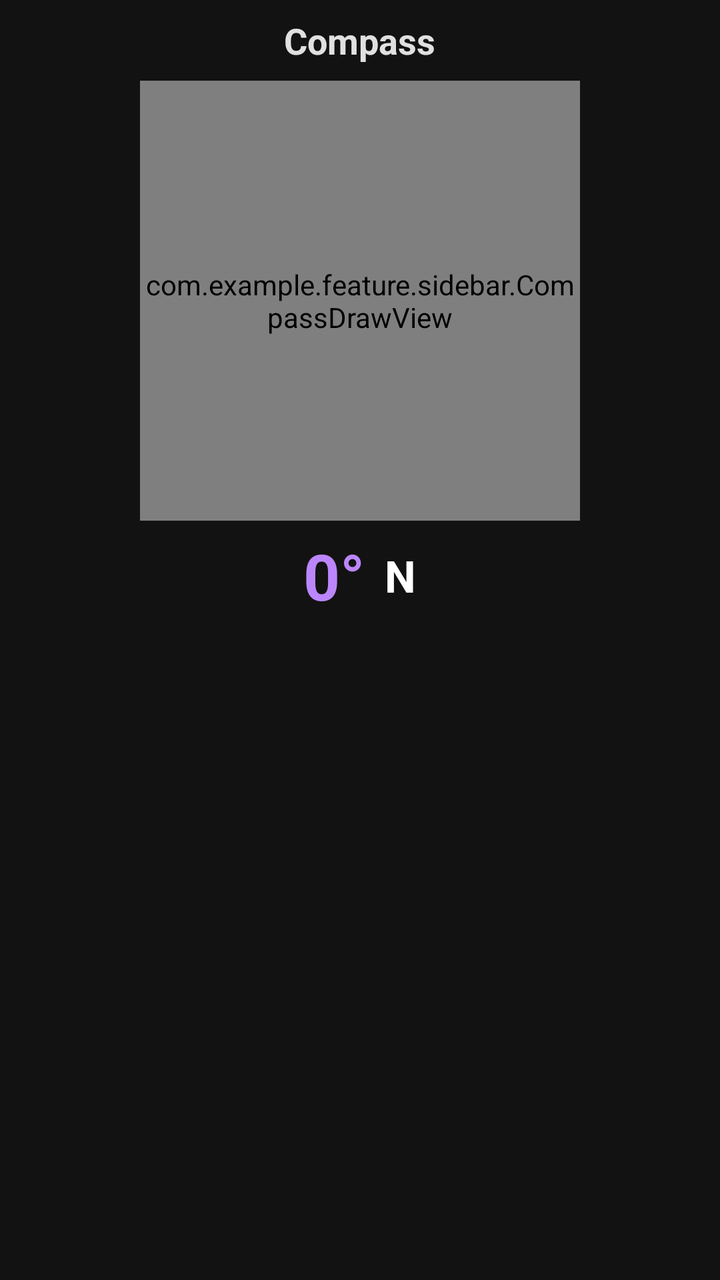
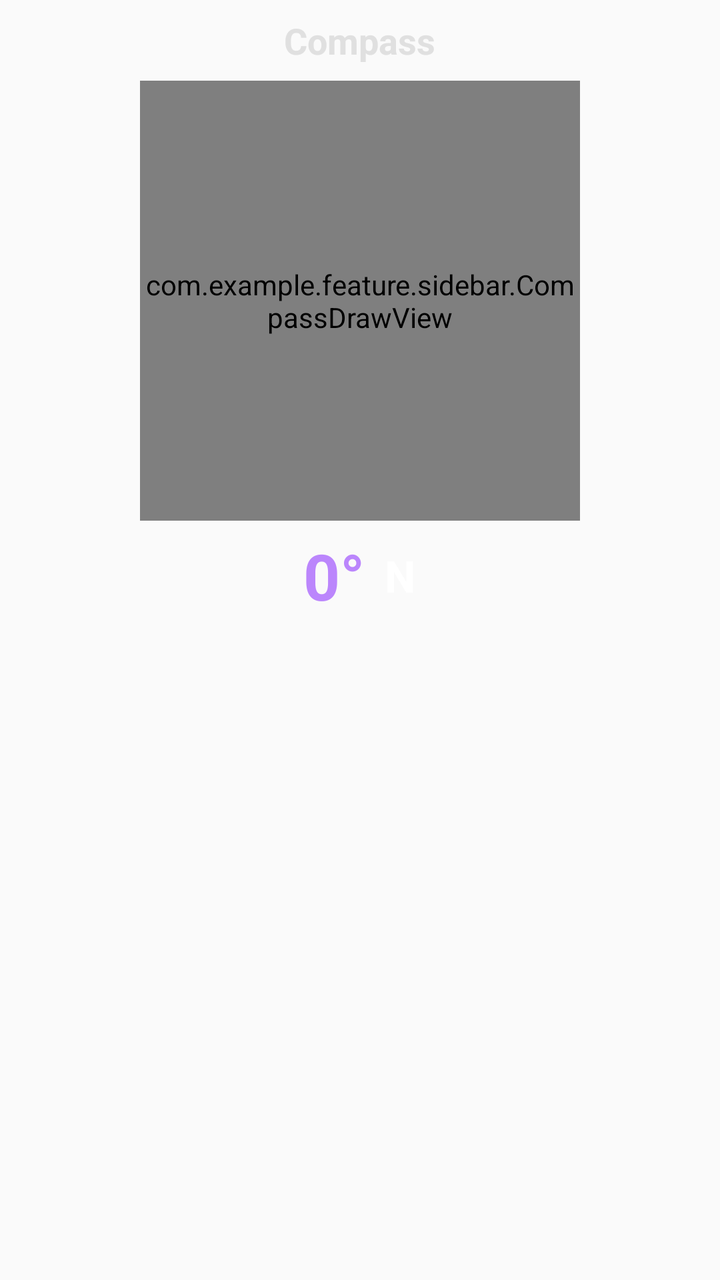

The first picture is an Android layout as it rendered before a commit; the second is the same layout after the commit. The layout source and the unified diff follow.
<!-- AndroidManifest.xml: application theme Theme.LiteReader -->
<!-- res/layout/page_compass.xml -->
<?xml version="1.0" encoding="utf-8"?>
<LinearLayout xmlns:android="http://schemas.android.com/apk/res/android"
    android:layout_width="match_parent"
    android:layout_height="wrap_content"
    android:background="#121212"
    android:gravity="center_horizontal"
    android:orientation="vertical"
    android:padding="8dp">

    <TextView
        android:layout_width="wrap_content"
        android:layout_height="wrap_content"
        android:text="Compass"
        android:textColor="#E0E0E0"
        android:textSize="18sp"
        android:textStyle="bold"
        android:layout_marginBottom="4dp" />

    <com.example.feature.sidebar.CompassDrawView
        android:id="@+id/compass_view"
        android:layout_width="220dp"
        android:layout_height="220dp"
        android:layout_marginTop="4dp"
        android:layout_marginBottom="4dp" />

    <LinearLayout
        android:layout_width="wrap_content"
        android:layout_height="wrap_content"
        android:orientation="horizontal"
        android:gravity="center_vertical"
        android:layout_marginTop="2dp"
        android:layout_marginBottom="4dp">

        <TextView
            android:id="@+id/tv_azimuth"
            android:layout_width="wrap_content"
            android:layout_height="wrap_content"
            android:text="0°"
            android:textColor="#BB86FC"
            android:textSize="32sp"
            android:textStyle="bold" />

        <TextView
            android:id="@+id/tv_direction"
            android:layout_width="wrap_content"
            android:layout_height="wrap_content"
            android:layout_marginStart="10dp"
            android:text="N"
            android:textColor="#FFFFFF"
            android:textSize="22sp"
            android:textStyle="bold" />
    </LinearLayout>

</LinearLayout>
<!-- resources referenced by this layout -->
<resources>
  <style name="Theme.LiteReader" parent="android:Theme.Material.Light.NoActionBar" />
</resources>

<!-- the commit's change to res/layout/page_compass.xml (unified diff, before → after) -->
@@ -2,7 +2,6 @@
 <LinearLayout xmlns:android="http://schemas.android.com/apk/res/android"
     android:layout_width="match_parent"
     android:layout_height="wrap_content"
-    android:background="#121212"
     android:gravity="center_horizontal"
     android:orientation="vertical"
     android:padding="8dp">
